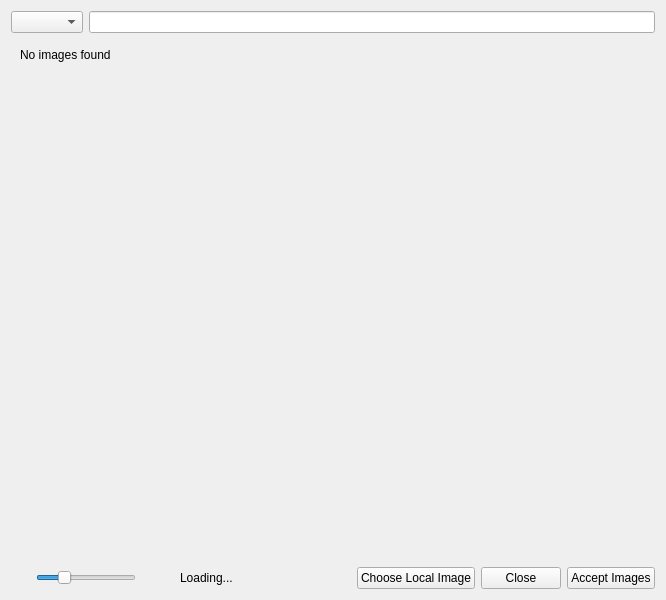
First picture: the form in globals/ImageDialog.ui, repository Komet/MediaElch, before the edit.
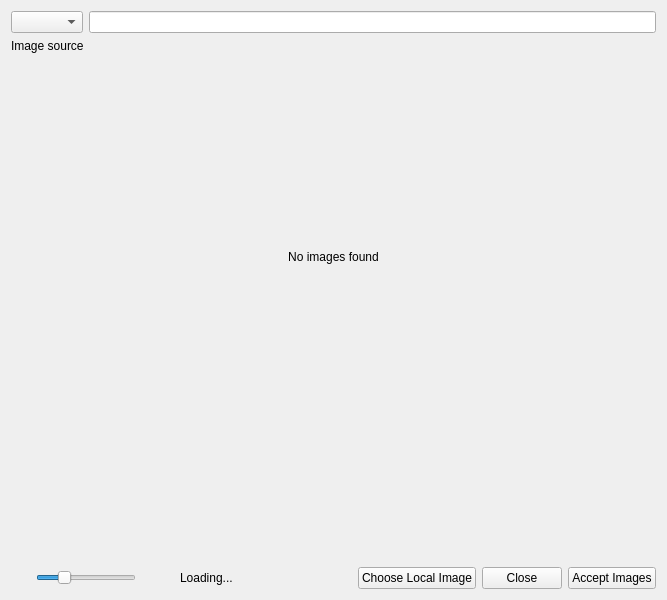
Second picture: the form after the edit. The open tabs and pages were chosen to show the change. Icons and pictures are not drawn. Custom widgets are drawn as their Qt base class.

```diff
--- a/globals/ImageDialog.ui
+++ b/globals/ImageDialog.ui
@@ -9,7 +9,7 @@
    <rect>
     <x>0</x>
     <y>0</y>
-    <width>666</width>
+    <width>667</width>
     <height>600</height>
    </rect>
   </property>
@@ -26,7 +26,7 @@
   <property name="modal">
    <bool>true</bool>
   </property>
-  <layout class="QVBoxLayout" name="verticalLayout" stretch="0,1,0,0">
+  <layout class="QVBoxLayout" name="verticalLayout" stretch="0,0,1,0,0">
    <item>
     <layout class="QHBoxLayout" name="horizontalLayout_2">
      <item>
@@ -41,6 +41,16 @@
      </item>
     </layout>
    </item>
+   <item>
+    <widget class="QLabel" name="imageSource">
+     <property name="text">
+      <string notr="true">Image source</string>
+     </property>
+     <property name="openExternalLinks">
+      <bool>true</bool>
+     </property>
+    </widget>
+   </item>
    <item>
     <widget class="QStackedWidget" name="stackedWidget">
      <property name="autoFillBackground">
@@ -162,23 +172,19 @@
        <item>
         <widget class="QLabel" name="label">
          <property name="text">
-          <string>No images found</string>
+          <string notr="true">No images found</string>
+         </property>
+         <property name="textFormat">
+          <enum>Qt::RichText</enum>
+         </property>
+         <property name="alignment">
+          <set>Qt::AlignCenter</set>
+         </property>
+         <property name="openExternalLinks">
+          <bool>true</bool>
          </property>
         </widget>
        </item>
-       <item>
-        <spacer name="verticalSpacer">
-         <property name="orientation">
-          <enum>Qt::Vertical</enum>
-         </property>
-         <property name="sizeHint" stdset="0">
-          <size>
-           <width>20</width>
-           <height>40</height>
-          </size>
-         </property>
-        </spacer>
-       </item>
       </layout>
      </widget>
     </widget>
```
Left out of the diff: 27 changed lines with no effect on the pictures.
